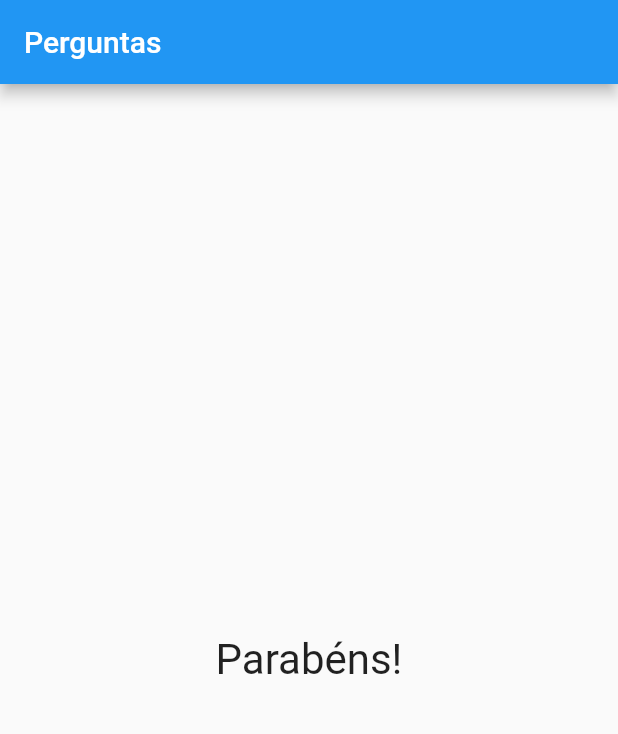
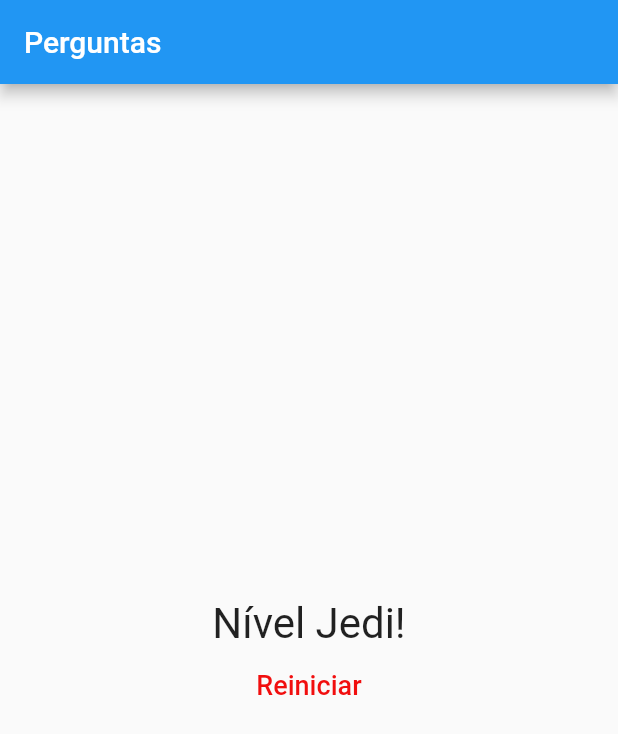
Before and after one commit to colombolucas/widgetsDart, a Flutter app: the screen it shows after launch, after a tap on "Preto", after a tap on "Cobra", after a tap on "Leo", on a phone screen of 412 x 824 dp. Shown: the top 734 px of the screen. Run offline on Flutter 3.47's test engine with Material 2 defaults, Android fonts, the phone set to English and light mode, and no system bars.

Commit message:
Botão reiniciar

```diff
--- a/lib/main.dart
+++ b/lib/main.dart
@@ -8,33 +8,34 @@ main() {
 
 class _PerguntaAppState extends State<PerguntaApp> {
   var _perguntaSelecionada = 0;
+  var _pontuacaoTotal = 0;
 
   final _perguntas = const [
     {
       'texto': 'Qual é a sua cor favorita?',
       'respostas': [
-        {'texto': 'Preto', 'nota': 10},
-        {'texto': 'Vermelho', 'nota': 5},
-        {'texto': 'Verde', 'nota': 3},
-        {'texto': 'Branco', 'nota': 1},
+        {'texto': 'Preto', 'pontuacao': 10},
+        {'texto': 'Vermelho', 'pontuacao': 5},
+        {'texto': 'Verde', 'pontuacao': 3},
+        {'texto': 'Branco', 'pontuacao': 1},
       ],
     },
     {
       'texto': 'Qual é o seu animal favorito?',
       'respostas': [
-        {'texto': 'Coelho', 'nota': 10},
-        {'texto': 'Cobra', 'nota': 5},
-        {'texto': 'Elefante', 'nota': 3},
-        {'texto': 'Leão', 'nota': 1},
+        {'texto': 'Coelho', 'pontuacao': 10},
+        {'texto': 'Cobra', 'pontuacao': 5},
+        {'texto': 'Elefante', 'pontuacao': 3},
+        {'texto': 'Leão', 'pontuacao': 1},
       ],
     },
     {
       'texto': 'Qual é o seu instrutor favorito?',
       'respostas': [
-        {'texto': 'Maria', 'nota': 10},
-        {'texto': 'João', 'nota': 5},
-        {'texto': 'Leo', 'nota': 3},
-        {'texto': 'Pedro', 'nota': 1},
+        {'texto': 'Maria', 'pontuacao': 10},
+        {'texto': 'João', 'pontuacao': 5},
+        {'texto': 'Leo', 'pontuacao': 3},
+        {'texto': 'Pedro', 'pontuacao': 1},
       ],
     },
   ];
@@ -43,12 +44,20 @@ class _PerguntaAppState extends State<PerguntaApp> {
     return _perguntaSelecionada < _perguntas.length;
   }
 
-  void _resposta() {
+  void _resposta(int pontuacao) {
     if (temPerguntaSelecionada) {
       setState(() {
         _perguntaSelecionada++;
+        _pontuacaoTotal += pontuacao;
       });
     }
+  }
+
+  void _reiniciarQuestionario() {
+    setState(() {
+      _perguntaSelecionada = 0;
+      _pontuacaoTotal = 0;
+    });
   }
 
   @override
@@ -64,8 +73,7 @@ class _PerguntaAppState extends State<PerguntaApp> {
                   perguntaSelecionada: _perguntaSelecionada,
                   quandoResponder: _resposta,
                 )
-            : Resultado(),
-      ),
+              : Resultado(_pontuacaoTotal, _reiniciarQuestionario)),
     );
   }
 }
--- a/lib/questionario.dart
+++ b/lib/questionario.dart
@@ -5,7 +5,7 @@ import './resposta.dart';
 class Questionario extends StatelessWidget {
   final List<Map<String, Object>> perguntas;
   final int perguntaSelecionada;
-  final void Function() quandoResponder;
+  final void Function(int) quandoResponder;
 
   Questionario(
       {required this.perguntas,
@@ -25,9 +25,10 @@ class Questionario extends StatelessWidget {
     return Column(
       children: <Widget>[
         Questao(perguntas[perguntaSelecionada]['texto'].toString()),
-        ...respostas
-            .map((resp) => Resposta(resp['texto'].toString(), quandoResponder))
-            .toList(),
+        ...respostas.map((resp) {
+          return Resposta(resp['texto'].toString(),
+              () => quandoResponder(int.parse(resp['pontuacao'].toString())));
+        }).toList(),
       ],
     );
   }
--- a/lib/resultado.dart
+++ b/lib/resultado.dart
@@ -1,13 +1,44 @@
 import 'package:flutter/material.dart';
 
 class Resultado extends StatelessWidget {
+  final int pontuacao;
+
+  final void Function() quandoReiniciarQuestionario;
+
+  Resultado(this.pontuacao, this.quandoReiniciarQuestionario);
+
+  String get fraseResultado {
+    if (pontuacao < 8) {
+      return 'Parabéns';
+    } else if (pontuacao < 12) {
+      return 'Você é bom!';
+    } else if (pontuacao < 16) {
+      return 'Impressionante!';
+    } else {
+      return "Nível Jedi!";
+    }
+  }
+
   @override
   Widget build(BuildContext context) {
-    return Center(
-      child: Text(
-        "Parabéns!",
-        style: TextStyle(fontSize: 28),
-      ),
+    return Column(
+      mainAxisAlignment: MainAxisAlignment.center,
+      children: [
+        Center(
+          child: Text(
+            fraseResultado,
+            style: TextStyle(fontSize: 28),
+          ),
+        ),
+        FlatButton(
+          onPressed: quandoReiniciarQuestionario,
+          child: Text(
+            'Reiniciar',
+            style: TextStyle(fontSize: 18),
+          ),
+          textColor: Color.fromARGB(255, 241, 14, 14),
+        )
+      ],
     );
   }
 }
```
Lines whose indentation alone changed are shown as unchanged.
